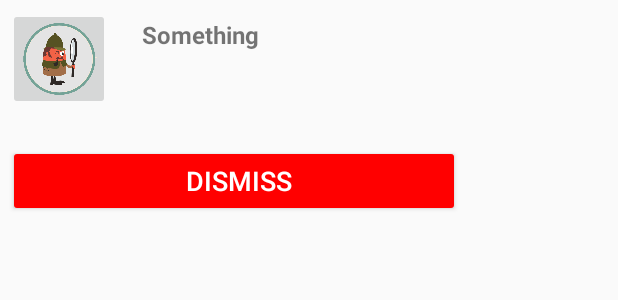
After one commit to originalkwame/String-App, an Android app: the layout custome_layout.xml on its own in the app's theme, with its tools: preview values and no code run, on a phone screen of 412 x 824 dp. The commit adds this screen. Shown: the top 300 px of the screen. Run offline under Robolectric (Android 15) with nearby library versions, the phone set to English and light mode, and no system bars.

Commit message:
Updated UI

```diff
--- /dev/null
+++ b/app/src/main/res/layout/custome_layout.xml
@@ -0,0 +1,48 @@
+<?xml version="1.0" encoding="utf-8"?>
+<RelativeLayout xmlns:android="http://schemas.android.com/apk/res/android"
+    xmlns:app="http://schemas.android.com/apk/res-auto"
+    xmlns:tools="http://schemas.android.com/tools"
+    android:orientation="vertical" android:layout_width="match_parent"
+    android:layout_height="match_parent">
+
+    <TextView
+        android:text="Something"
+        android:layout_width="wrap_content"
+        android:layout_height="wrap_content"
+        android:id="@+id/alertText"
+        android:textStyle="normal|bold"
+        android:textSize="16sp"
+        android:layout_alignParentTop="true"
+        android:layout_toRightOf="@+id/image"
+        android:layout_toEndOf="@+id/image"
+        android:layout_marginLeft="21dp"
+        android:layout_marginStart="21dp"
+        android:layout_marginTop="12dp" />
+
+    <ImageButton
+        android:layout_width="68dp"
+        android:layout_height="68dp"
+        app:srcCompat="@drawable/searchimoji"
+        android:id="@+id/image"
+        android:scaleType="centerCrop"
+        android:layout_alignParentLeft="true"
+        android:layout_alignParentStart="true"
+        android:layout_marginLeft="5dp"
+        android:layout_marginTop="5dp"
+        tools:ignore="ContentDescription,RtlHardcoded" />
+
+    <Button
+        android:id="@+id/dialogButtonOK"
+        style="@style/Widget.AppCompat.Button.Colored"
+        android:layout_width="301dp"
+        android:layout_height="wrap_content"
+        android:layout_below="@+id/image"
+        android:layout_alignStart="@+id/image"
+        android:layout_alignLeft="@+id/image"
+        android:layout_marginTop="23dp"
+        android:paddingRight="5dp"
+        android:text="@string/string_dismiss"
+        android:textSize="18sp"
+        tools:ignore="RtlHardcoded,RtlSymmetry" />
+
+</RelativeLayout>
--- a/app/src/main/res/values/colors.xml
+++ b/app/src/main/res/values/colors.xml
@@ -1,6 +1,6 @@
 <?xml version="1.0" encoding="utf-8"?>
 <resources>
-    <color name="colorPrimary">#008577</color>
-    <color name="colorPrimaryDark">#00574B</color>
-    <color name="colorAccent">#D81B60</color>
+    <color name="colorPrimary">#031D1D</color>
+    <color name="colorPrimaryDark">#061A1A</color>
+    <color name="colorAccent">#ff0000</color>
 </resources>
--- a/app/src/main/res/values/strings.xml
+++ b/app/src/main/res/values/strings.xml
@@ -4,5 +4,6 @@
     <string name="consonants">Consonants</string>
     <string name="word_count">Word Count</string>
     <string name="total_characters">Characters</string>
-    <string name="string_input">Input Characters</string>
+    <string name="string_input">Type any character(s) to Determine </string>
+    <string name="string_dismiss">Dismiss</string>
 </resources>
```
Also changed, not shown: app/src/main/res/drawable/button_background.xml (added, +22 -0 lines), app/src/main/ic_launcher-web.png (added), app/src/main/res/drawable/searchimoji.png (added), app/src/main/res/mipmap-hdpi/ic_launcher.png, app/src/main/res/mipmap-mdpi/ic_launcher.png, app/src/main/res/mipmap-xhdpi/ic_launcher.png, app/src/main/res/mipmap-xxhdpi/ic_launcher.png, app/src/main/res/mipmap-xxxhdpi/ic_launcher.png.
